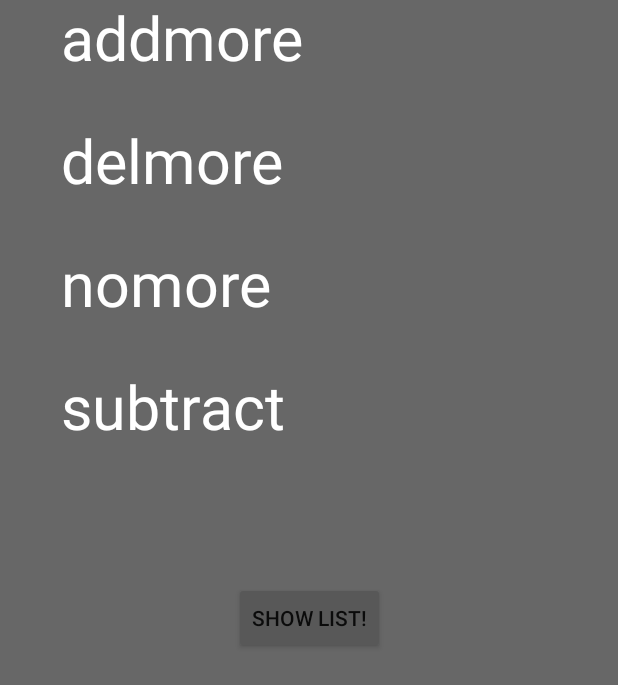
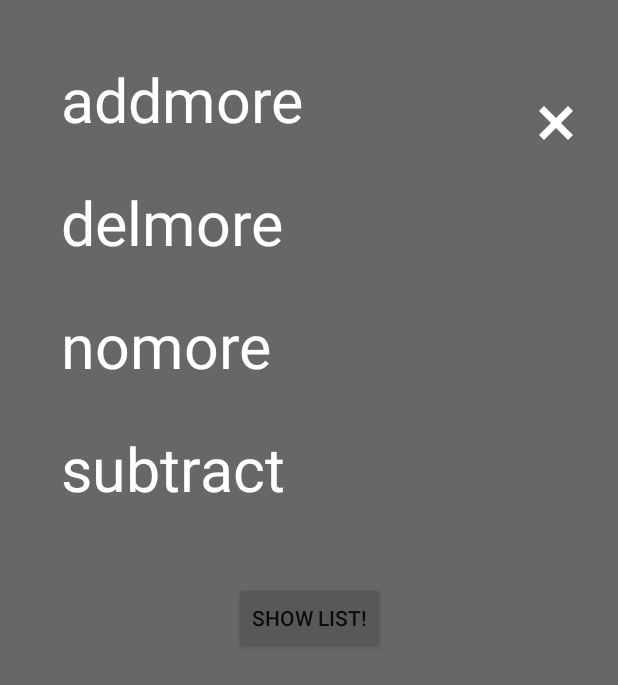
Before and after one commit to Anwesh43/FloatingList, an Android app: the screen it shows after launch (MainActivity), after a tap on "SHOW LIST!", on a phone screen of 412 x 824 dp. Shown: the top 685 px of the screen. Run offline under Robolectric (Android 15) with nearby library versions, the phone set to English and light mode, and no system bars.

Commit message:
adding and drawing closebuttonn

```diff
--- a/floatinglist/src/main/java/com/anwesome/ui/floatinglist/FloatingListView.java
+++ b/floatinglist/src/main/java/com/anwesome/ui/floatinglist/FloatingListView.java
@@ -18,6 +18,7 @@ public class FloatingListView extends View {
     private int time = 0,w,h,size;
     private FloatingList floatingList;
     private AnimationHandler animationHandler;
+    private CloseButton closeButton;
     private ConcurrentLinkedQueue<FloatingListItem> floatingListItems = new ConcurrentLinkedQueue<>();
     public FloatingListView(Context context,FloatingList floatingList) {
         super(context);
@@ -32,7 +33,8 @@ public class FloatingListView extends View {
             h = canvas.getHeight();
             size = h/10;
             paint.setTextSize(size/2);
-            int x = w/10,y = size/2;
+            int x = w/10,y = size;
+            closeButton = new CloseButton(9*w/10,size,w/15);
             for(FloatingListItem floatingListItem:floatingListItems) {
                 floatingListItem.setDimension(x,y);
                 y += size;
@@ -43,6 +45,7 @@ public class FloatingListView extends View {
         for(FloatingListItem item:floatingListItems) {
             item.draw(canvas);
         }
+        closeButton.draw(canvas);
         time++;
         if(animationHandler != null) {
             animationHandler.animate();
@@ -50,6 +53,7 @@ public class FloatingListView extends View {
     }
     public boolean onTouchEvent(MotionEvent event) {
         if(event.getAction() == MotionEvent.ACTION_DOWN && animationHandler != null) {
+            float x = event.getX(),y = event.getY();
             FloatingListItem currItem = null;
             for(FloatingListItem floatingListItem:floatingListItems) {
                 if(floatingListItem.handleTap(event.getX(),event.getY())) {
@@ -59,6 +63,11 @@ public class FloatingListView extends View {
             }
             if(currItem != null) {
                 animationHandler.startAnimating(currItem);
+            }
+            else {
+                if (closeButton != null && closeButton.handleTap(x,y)) {
+                    floatingList.hide();
+                }
             }
         }
         return true;
@@ -143,4 +152,27 @@ public class FloatingListView extends View {
     public interface OnItemSelectedListener {
         void onItemSelected(String item);
     }
+    private class CloseButton {
+        private float x,y,size;
+        public CloseButton(float x,float y,float size) {
+            this.x = x;
+            this.y = y;
+            this.size = size;
+        }
+        public void draw(Canvas canvas) {
+            paint.setColor(Color.WHITE);
+            paint.setStrokeWidth(Math.min(w,h)/80);
+            for(int i=0;i<2;i++) {
+                canvas.save();
+                canvas.translate(x,y);
+                canvas.rotate(i*90+45);
+                canvas.drawLine(0,-size/2,0,size/2,paint);
+                canvas.restore();
+            }
+        }
+        public boolean handleTap(float x,float y) {
+            boolean condition = x>=this.x-size/2 && x<=this.x+size/2 && y>=this.y -size/2 && y<=this.y+size/2;
+            return condition;
+        }
+    }
 }
```
